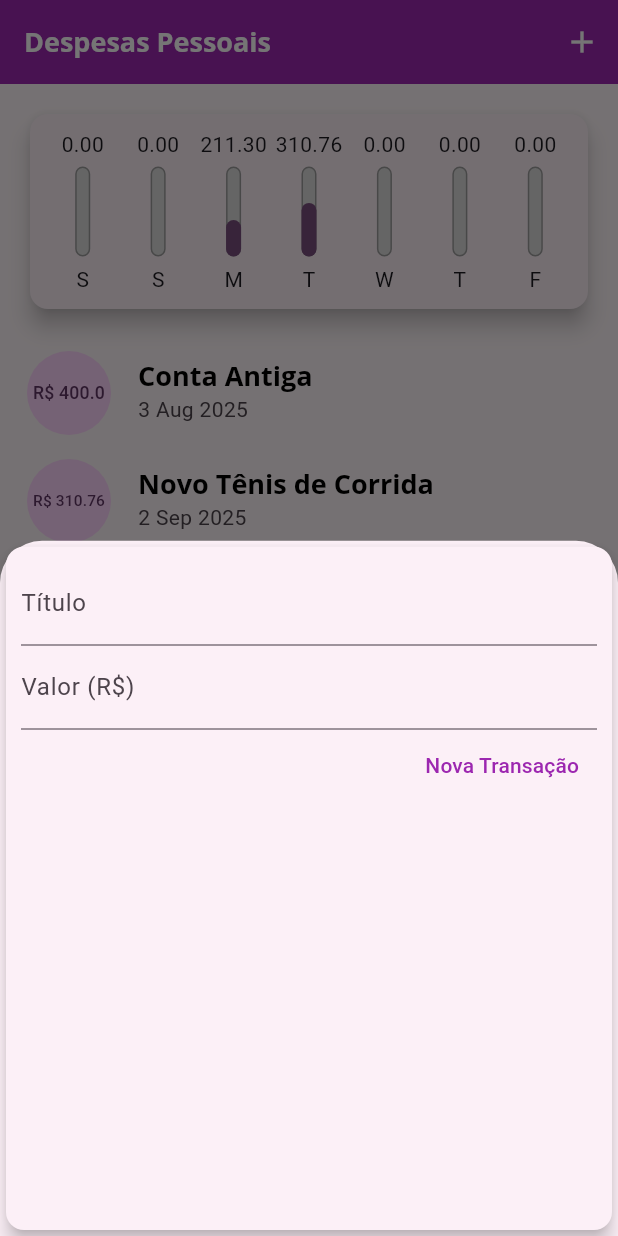
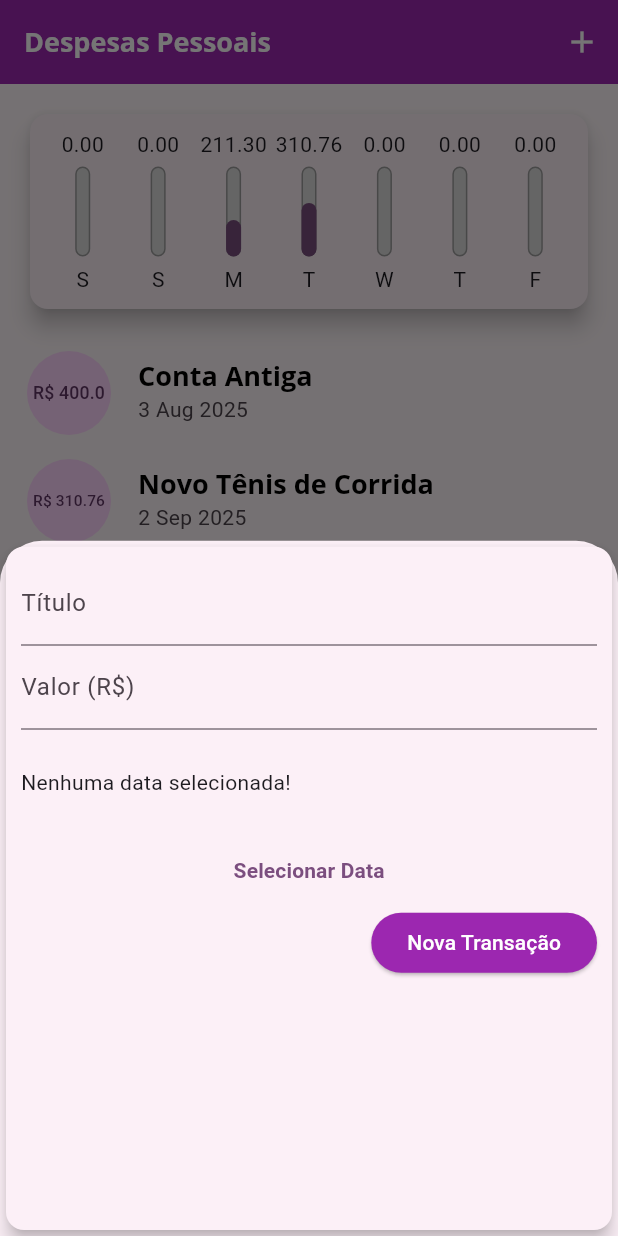
Before and after one commit to jSantini/curso_flutter, a Flutter app: the screen it shows after launch, after a tap on the "add" icon, on a phone screen of 412 x 824 dp. Run offline on Flutter 3.47's test engine with Material 3 defaults, Android fonts, the phone set to English and light mode, and no system bars.

Commit message:
create generic materia style for all ElevatedButtons

```diff
--- a/modulo_3/expenses/lib/components/transaction_form.dart
+++ b/modulo_3/expenses/lib/components/transaction_form.dart
@@ -45,12 +45,27 @@ class _TransactionFormState extends State<TransactionForm> {
               onSubmitted: (_) => _submitForm(),
               decoration: InputDecoration(labelText: 'Valor (R\$)'),
             ),
+            Container(
+              height: 70,
+              child: Row(children: [Text('Nenhuma data selecionada!')]),
+            ),
+            TextButton(
+              style: ButtonStyle(
+                foregroundColor: WidgetStateProperty.all<Color>(
+                  Theme.of(context).primaryColor,
+                ),
+              ),
+              onPressed: () {},
+              child: Text(
+                'Selecionar Data',
+                style: TextStyle(fontWeight: FontWeight.bold),
+              ),
+            ),
             Row(
               mainAxisAlignment: MainAxisAlignment.end,
               children: [
-                TextButton(
+                ElevatedButton(
                   onPressed: _submitForm,
-                  style: TextButton.styleFrom(foregroundColor: Colors.purple),
                   child: Text('Nova Transação'),
                 ),
               ],
--- a/modulo_3/expenses/lib/main.dart
+++ b/modulo_3/expenses/lib/main.dart
@@ -35,6 +35,13 @@ class ExpensesApp extends StatelessWidget {
             fontSize: 18,
             fontWeight: FontWeight.bold,
             color: Colors.black,
+          ),
+          // button: TextStyle(color: Colors.white, fontWeight: FontWeight.bold),
+        ),
+        elevatedButtonTheme: ElevatedButtonThemeData(
+          style: ElevatedButton.styleFrom(
+            foregroundColor: Colors.white,
+            backgroundColor: Colors.purple,
           ),
         ),
       ),
```
